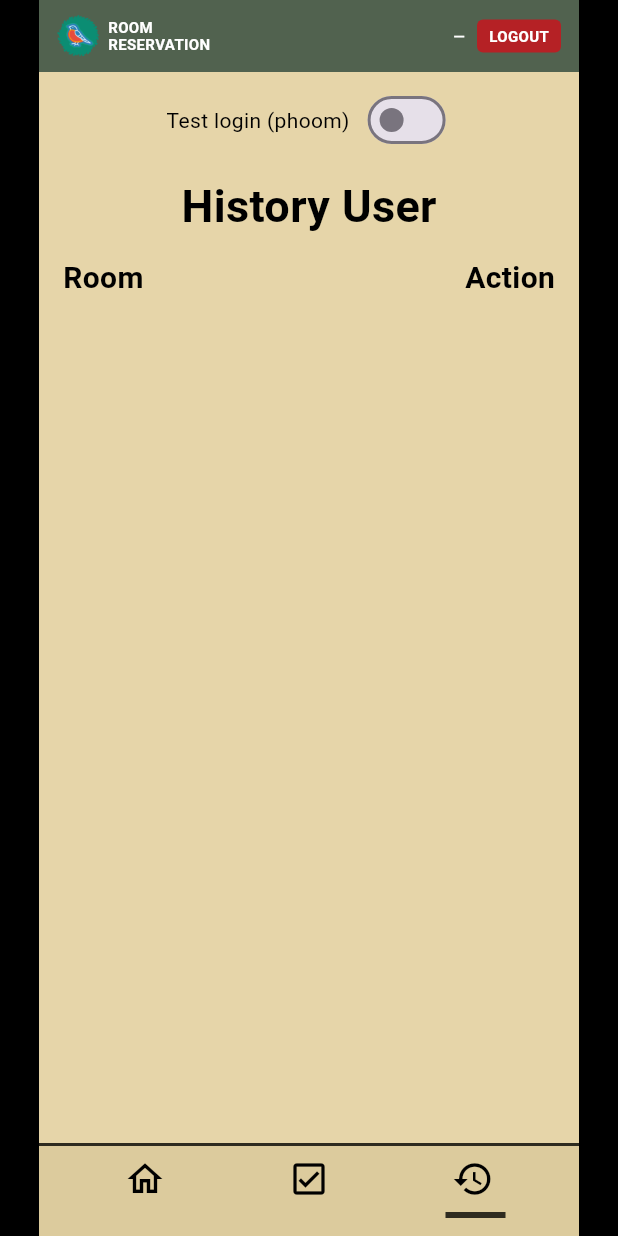
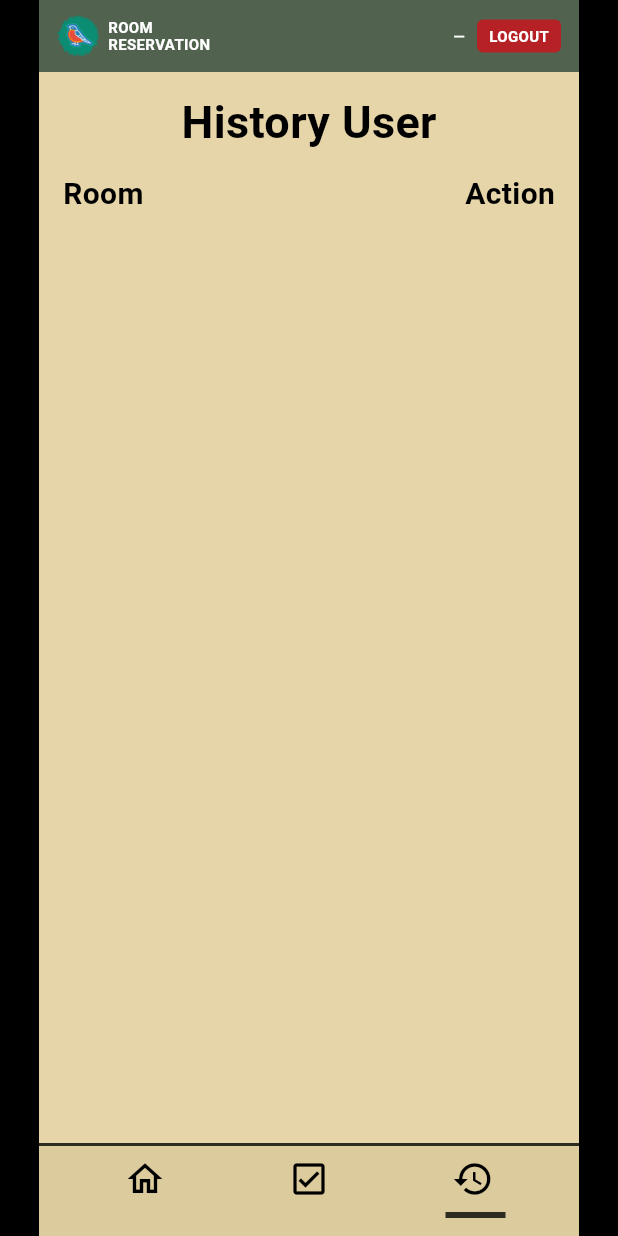
Before and after one commit to 6631501042/mobile_project, a Flutter app: the screen it shows after launch, on a phone screen of 412 x 824 dp. Run offline on Flutter 3.47's test engine with Material 3 defaults, Android fonts, the phone set to English and light mode, and no system bars; our stand-ins replace shared_preferences.

Commit message:
history_student

```diff
--- a/lib/user/history_user.dart
+++ b/lib/user/history_user.dart
@@ -16,48 +16,11 @@ class _HistoryUserPageState extends State<HistoryUserPage> {
 
   late Future<_HistoryResponse> _future;
 
-  bool _isTestLoggedIn = false;
-
   @override
   void initState() {
     super.initState();
     _future = _fetchHistory();
-    _loadLoginState(); //test login
   }
-
-  Future<void> _loadLoginState() async {
-    final prefs = await SharedPreferences.getInstance();
-    setState(() {
-      _isTestLoggedIn = prefs.getInt('role_id') != null;
-    });
-  }
-
-  /// Toggle “phoom” login on/off
-  Future<void> _setTestLogin(bool on) async {
-    final prefs = await SharedPreferences.getInstance();
-
-    if (on) {
-      await prefs.setInt('role_id', 24);
-      await prefs.setString('username', 'phoom');
-      await prefs.setString('role', 'student');
-      ScaffoldMessenger.of(context).showSnackBar(
-        const SnackBar(content: Text('✅ Logged in as phoom')),
-      );
-    } else {
-      await prefs.remove('role_id');
-      await prefs.remove('username');
-      await prefs.remove('role');
-      ScaffoldMessenger.of(context).showSnackBar(
-        const SnackBar(content: Text('🚪 Logged out')),
-      );
-    }
-
-    setState(() {
-      _isTestLoggedIn = on;
-      _future = _fetchHistory(); // refresh list after toggle
-    });
-  }
-//-------------------------------------------------------
 
   Future<_HistoryResponse> _fetchHistory() async {
     final prefs = await SharedPreferences.getInstance();
@@ -134,26 +97,6 @@ class _HistoryUserPageState extends State<HistoryUserPage> {
                   crossAxisAlignment: CrossAxisAlignment.start,
                   children: [
                     TopBar(titleRightText: topRight),
-
-                    // 🧪 Test button: saves prefs and forces refetch
-                    Padding(
-                      padding: const EdgeInsets.only(top: 8),
-                      child: Row(
-                        mainAxisAlignment: MainAxisAlignment.center,
-                        children: [
-                          const Text(
-                            'Test login (phoom)',
-                            style: TextStyle(fontSize: 14, color: Colors.black),
-                          ),
-                          const SizedBox(width: 8),
-                          Switch.adaptive(
-                            value: _isTestLoggedIn,
-                            onChanged: (val) => _setTestLogin(val),
-                          ),
-                        ],
-                      ),
-                    ),
-                    //-----------------------------------------------------------
 
                     const Padding(
                       padding: EdgeInsets.fromLTRB(16, 12, 16, 8),
```
